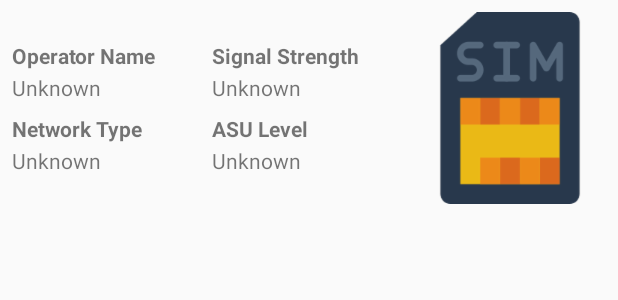
After one commit to arnabmaji/NetworkComplaints-android, an Android app: the layout sim_deatils_card.xml on its own in the app's theme, with its tools: preview values and no code run, on a phone screen of 412 x 824 dp. The commit adds this screen. Shown: the top 300 px of the screen. Run offline under Robolectric (Android 15) with nearby library versions, the phone set to English and light mode, and no system bars.

Commit message:
create layout for sim card details card

```diff
--- a/app/src/main/java/io/github/arnabmaji19/networkcomplaints/DashboardFragment.java
+++ b/app/src/main/java/io/github/arnabmaji19/networkcomplaints/DashboardFragment.java
@@ -23,6 +23,7 @@ public class DashboardFragment extends Fragment {
 
     private ConstraintLayout permissionsLayout;
     private ConstraintLayout dashoardLayout;
+    private ConstraintLayout localDataAlertLayout;
     private Button grantPermissionsButton;
     private LayoutToggler layoutToggler;
     private PermissionsUtil permissionsUtil;
@@ -42,6 +43,7 @@ public class DashboardFragment extends Fragment {
         grantPermissionsButton = view.findViewById(R.id.grantPermissionsButton);
         permissionsLayout = view.findViewById(R.id.permissionsLayout);
         dashoardLayout = view.findViewById(R.id.dashboardLayout);
+        localDataAlertLayout = view.findViewById(R.id.localDatAlertLayout);
         //add layouts to layout toggler
         layoutToggler.addLayouts(permissionsLayout, dashoardLayout);
 
--- /dev/null
+++ b/app/src/main/java/io/github/arnabmaji19/networkcomplaints/model/LocationData.java
@@ -0,0 +1,6 @@
+package io.github.arnabmaji19.networkcomplaints.model;
+
+public class LocationData {
+
+
+}
--- /dev/null
+++ b/app/src/main/res/layout/sim_deatils_card.xml
@@ -0,0 +1,114 @@
+<?xml version="1.0" encoding="utf-8"?>
+<androidx.constraintlayout.widget.ConstraintLayout xmlns:android="http://schemas.android.com/apk/res/android"
+    xmlns:app="http://schemas.android.com/apk/res-auto"
+    android:layout_width="match_parent"
+    android:layout_height="wrap_content"
+    android:orientation="vertical">
+
+    <ImageView
+        android:id="@+id/simCardImage"
+        android:layout_width="wrap_content"
+        android:layout_height="wrap_content"
+        android:layout_marginTop="8dp"
+        android:layout_marginEnd="8dp"
+        android:layout_marginBottom="8dp"
+        android:contentDescription="@string/app_name"
+        app:layout_constraintBottom_toBottomOf="parent"
+        app:layout_constraintEnd_toEndOf="parent"
+        app:layout_constraintTop_toTopOf="parent"
+        app:srcCompat="@drawable/sim" />
+
+
+    <androidx.constraintlayout.widget.ConstraintLayout
+        android:id="@+id/constraintLayout"
+        android:layout_width="wrap_content"
+        android:layout_height="wrap_content"
+        app:layout_constraintBottom_toBottomOf="parent"
+        app:layout_constraintStart_toStartOf="parent"
+        app:layout_constraintTop_toTopOf="parent">
+
+        <TextView
+            android:id="@+id/operatorNameHeader"
+            android:layout_width="wrap_content"
+            android:layout_height="wrap_content"
+            android:layout_marginStart="8dp"
+            android:text="@string/operator_name"
+            android:textStyle="bold"
+            app:layout_constraintStart_toStartOf="parent"
+            app:layout_constraintTop_toTopOf="parent" />
+
+        <TextView
+            android:id="@+id/operatorNameTextView"
+            android:layout_width="wrap_content"
+            android:layout_height="wrap_content"
+            android:layout_marginTop="2dp"
+            android:text="@string/unknown"
+            app:layout_constraintStart_toStartOf="@+id/operatorNameHeader"
+            app:layout_constraintTop_toBottomOf="@+id/operatorNameHeader" />
+
+        <TextView
+            android:id="@+id/networkTypeHeader"
+            android:layout_width="wrap_content"
+            android:layout_height="wrap_content"
+            android:layout_marginTop="8dp"
+            android:text="@string/network_type"
+            android:textStyle="bold"
+            app:layout_constraintStart_toStartOf="@+id/operatorNameTextView"
+            app:layout_constraintTop_toBottomOf="@+id/operatorNameTextView" />
+
+        <TextView
+            android:id="@+id/networkTypeTextView"
+            android:layout_width="wrap_content"
+            android:layout_height="wrap_content"
+            android:layout_marginTop="2dp"
+            android:text="@string/unknown"
+            app:layout_constraintStart_toStartOf="@+id/networkTypeHeader"
+            app:layout_constraintTop_toBottomOf="@+id/networkTypeHeader" />
+    </androidx.constraintlayout.widget.ConstraintLayout>
+
+    <androidx.constraintlayout.widget.ConstraintLayout
+        android:layout_width="wrap_content"
+        android:layout_height="wrap_content"
+        app:layout_constraintBottom_toBottomOf="@+id/constraintLayout"
+        app:layout_constraintEnd_toStartOf="@+id/simCardImage"
+        app:layout_constraintStart_toEndOf="@+id/constraintLayout"
+        app:layout_constraintTop_toTopOf="@+id/constraintLayout">
+
+        <TextView
+            android:id="@+id/signalStrengthHeader"
+            android:layout_width="wrap_content"
+            android:layout_height="wrap_content"
+            android:text="@string/signal_strength"
+            android:textStyle="bold"
+            app:layout_constraintStart_toStartOf="parent"
+            app:layout_constraintTop_toTopOf="parent" />
+
+        <TextView
+            android:id="@+id/signalStrengthTextView"
+            android:layout_width="wrap_content"
+            android:layout_height="wrap_content"
+            android:layout_marginTop="2dp"
+            android:text="@string/unknown"
+            app:layout_constraintStart_toStartOf="@+id/signalStrengthHeader"
+            app:layout_constraintTop_toBottomOf="@+id/signalStrengthHeader" />
+
+        <TextView
+            android:id="@+id/asuLevelHeader"
+            android:layout_width="wrap_content"
+            android:layout_height="wrap_content"
+            android:layout_marginTop="8dp"
+            android:text="@string/asu_level"
+            android:textStyle="bold"
+            app:layout_constraintStart_toStartOf="@+id/signalStrengthTextView"
+            app:layout_constraintTop_toBottomOf="@+id/signalStrengthTextView" />
+
+        <TextView
+            android:id="@+id/asuLevelTextView"
+            android:layout_width="wrap_content"
+            android:layout_height="wrap_content"
+            android:layout_marginTop="2dp"
+            android:text="@string/unknown"
+            app:layout_constraintStart_toStartOf="@+id/asuLevelHeader"
+            app:layout_constraintTop_toBottomOf="@+id/asuLevelHeader" />
+    </androidx.constraintlayout.widget.ConstraintLayout>
+</androidx.constraintlayout.widget.ConstraintLayout>
--- a/app/src/main/res/values/strings.xml
+++ b/app/src/main/res/values/strings.xml
@@ -27,4 +27,13 @@
     <string name="ask_permissions">Before we get started,\nwe need some permissions\nto analyze your phone and location.</string>
     <string name="ask_permission_2">Don\'t worry!\nThis doesn\'t include any private data.</string>
     <string name="grant_permissions">Grant Permissions</string>
+    <string name="analyze_device">Analyze Device</string>
+    <string name="local_data_not_found">Oops! We didn\'t find any saved data!\nTry analyzing your device.</string>
+    <string name="sim_details">Sim Details</string>
+
+    <string name="operator_name">Operator Name</string>
+    <string name="network_type">Network Type</string>
+    <string name="signal_strength">Signal Strength</string>
+    <string name="asu_level">ASU Level</string>
+    <string name="unknown">Unknown</string>
 </resources>
```
Also changed, not shown: app/src/main/java/io/github/arnabmaji19/networkcomplaints/model/DeviceReport.java (added, +43 -0 lines), app/src/main/java/io/github/arnabmaji19/networkcomplaints/model/SimData.java (added, +51 -0 lines), app/src/main/res/layout/fragment_dashboard.xml (+97 -1 lines), app/src/main/res/drawable-hdpi/error.png (added), app/src/main/res/drawable-hdpi/sim.png (added), app/src/main/res/drawable-mdpi/error.png (added), app/src/main/res/drawable-mdpi/sim.png (added), app/src/main/res/drawable-xhdpi/error.png (added), app/src/main/res/drawable-xhdpi/sim.png (added).
